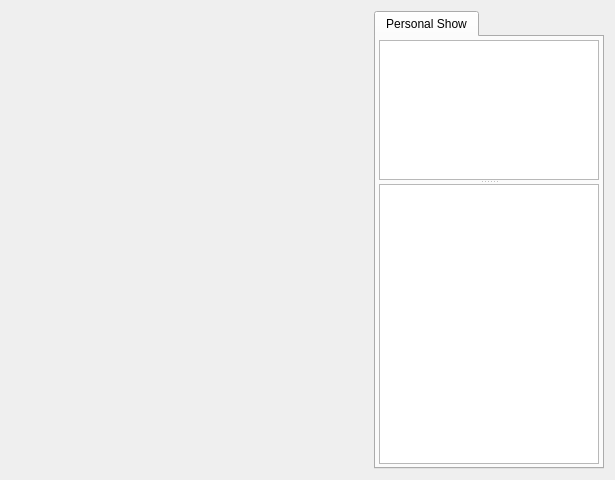
Old version of the form APP/src/messenger/imclient/chatwindow/contactchatwidget.ui in the repository RallyWRT/qtapplications.
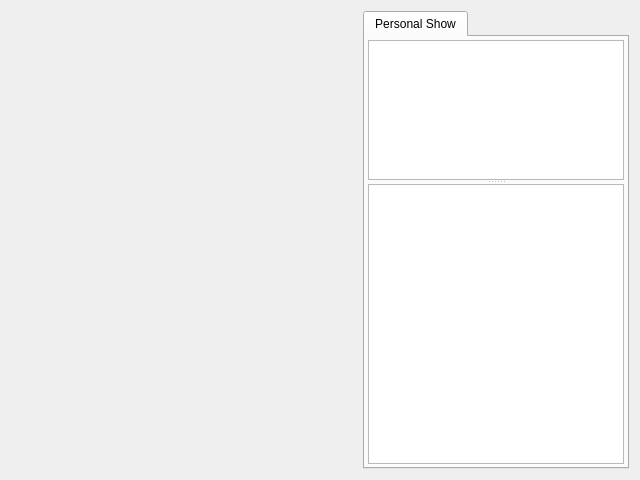
New version of the form. Custom widgets are drawn as their Qt base class.

Diff of the .ui file:
```diff
--- a/APP/src/messenger/imclient/chatwindow/contactchatwidget.ui
+++ b/APP/src/messenger/imclient/chatwindow/contactchatwidget.ui
@@ -6,7 +6,7 @@
    <rect>
     <x>0</x>
     <y>0</y>
-    <width>615</width>
+    <width>640</width>
     <height>480</height>
    </rect>
   </property>
@@ -27,14 +27,14 @@
    <item>
     <widget class="QTabWidget" name="tabWidget">
      <property name="sizePolicy">
-      <sizepolicy hsizetype="Expanding" vsizetype="Expanding">
+      <sizepolicy hsizetype="Minimum" vsizetype="Expanding">
        <horstretch>1</horstretch>
        <verstretch>0</verstretch>
       </sizepolicy>
      </property>
      <widget class="QWidget" name="tabPersonalShow">
       <property name="sizePolicy">
-       <sizepolicy hsizetype="Preferred" vsizetype="Preferred">
+       <sizepolicy hsizetype="Expanding" vsizetype="Preferred">
         <horstretch>0</horstretch>
         <verstretch>0</verstretch>
        </sizepolicy>
@@ -76,12 +76,6 @@
             <verstretch>1</verstretch>
            </sizepolicy>
           </property>
-          <property name="minimumSize">
-           <size>
-            <width>220</width>
-            <height>0</height>
-           </size>
-          </property>
          </widget>
          <widget class="QListWidget" name="listWidgetMembers">
           <property name="sizePolicy">
```
